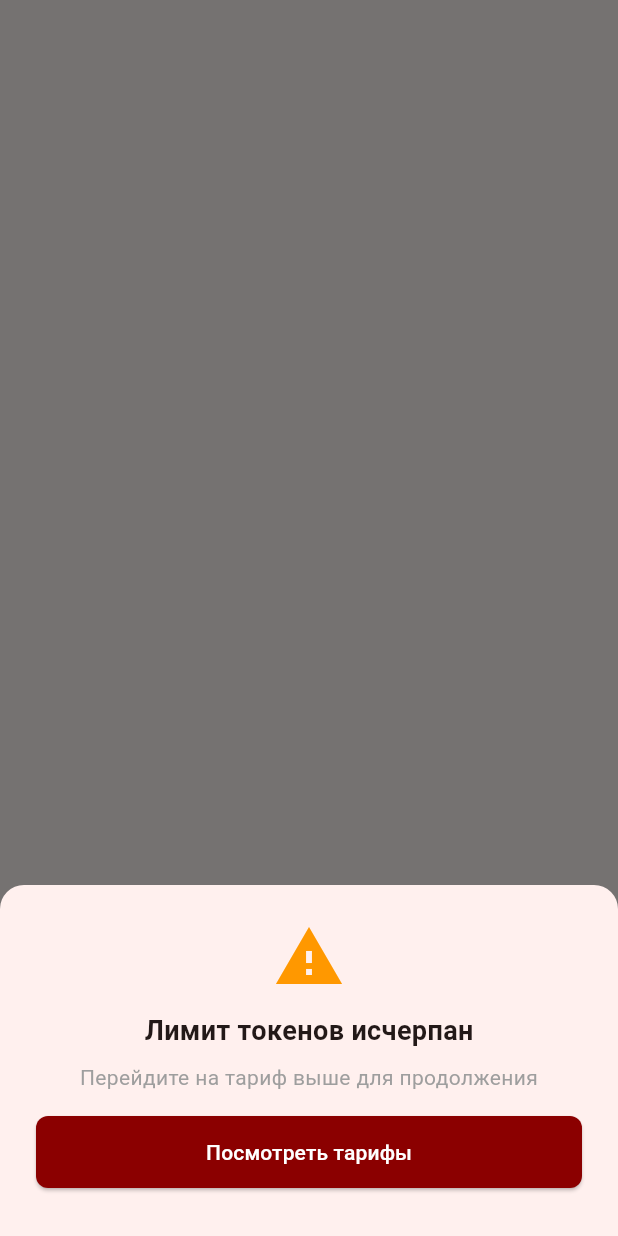
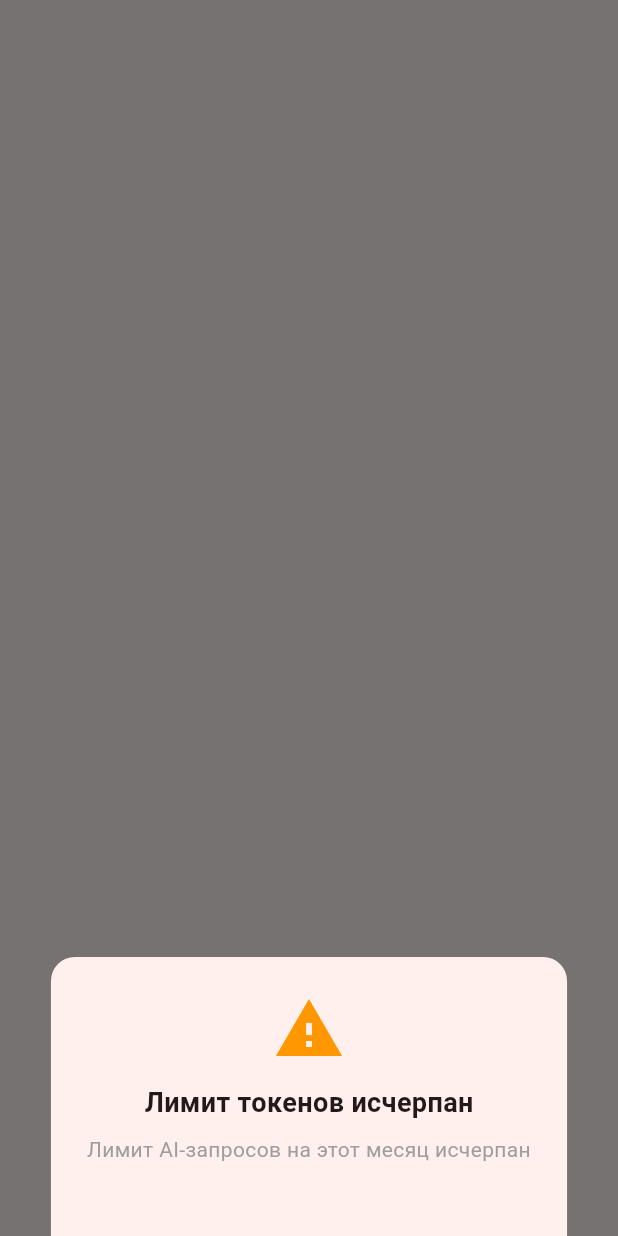
Before and after one commit to Mumladze-David13/trainer-app-flutter, a Flutter app: what showAiLimitBottomSheet() shows on an empty page, opened directly, on a phone screen of 412 x 824 dp. Run offline on Flutter 3.47's test engine with Material 3 defaults, Android fonts, the phone set to English and light mode, and no system bars; our stand-ins replace camera, dio, firebase_core, firebase_messaging, flutter_image_compress, flutter_local_notifications and 4 more; missing offline and left inert: flutter_web_auth_2, google_mlkit_pose_detection, record, video_thumbnail; accounts and stored records are empty; network calls fail.

Commit message:
Temporarily hide payment reminders during free testing
Role price hint (registration, role choice, settings) and AI-limit
'tariffs' buttons are hidden behind kShowPaymentPrompts.

Co-Authored-By: Claude Opus 5.5 <noreply@anthropic.com>

```diff
--- /dev/null
+++ b/lib/core/constants/feature_flags.dart
@@ -0,0 +1,6 @@
+// lib/core/constants/feature_flags.dart
+
+// Временно (бесплатный тест) скрываем всё, что напоминает об оплате:
+// цены ролей при регистрации/в настройках и кнопки «тарифы» у AI-лимита.
+// Вернуть — поставить true.
+const bool kShowPaymentPrompts = false;
--- a/lib/features/ai/ai_limit_bottom_sheet.dart
+++ b/lib/features/ai/ai_limit_bottom_sheet.dart
@@ -1,6 +1,7 @@
 // lib/features/ai/ai_limit_bottom_sheet.dart
 import 'package:flutter/material.dart';
 import 'ai_usage_screen.dart';
+import '../../core/constants/feature_flags.dart';
 
 /// Shown when an AI request comes back with 403 (monthly token limit reached).
 /// Mirrors the bottom sheet used by GenerateProgramScreen.
@@ -19,10 +20,13 @@ void showAiLimitBottomSheet(BuildContext context) {
           const Text('Лимит токенов исчерпан',
               style: TextStyle(fontSize: 18, fontWeight: FontWeight.bold)),
           const SizedBox(height: 8),
-          const Text('Перейдите на тариф выше для продолжения',
+          const Text(kShowPaymentPrompts
+              ? 'Перейдите на тариф выше для продолжения'
+              : 'Лимит AI-запросов на этот месяц исчерпан',
               textAlign: TextAlign.center,
               style: TextStyle(color: Colors.grey)),
           const SizedBox(height: 16),
+          if (kShowPaymentPrompts)
           ElevatedButton(
             onPressed: () {
               Navigator.pop(context);
--- a/lib/features/ai/ai_usage_screen.dart
+++ b/lib/features/ai/ai_usage_screen.dart
@@ -3,6 +3,7 @@ import 'package:flutter/material.dart';
 import 'package:intl/intl.dart';
 import 'package:provider/provider.dart';
 import '../../core/services/auth_provider.dart';
+import '../../core/constants/feature_flags.dart';
 
 class AiUsageScreen extends StatefulWidget {
   const AiUsageScreen({super.key});
@@ -192,6 +193,7 @@ class _AiUsageScreenState extends State<AiUsageScreen> {
           ),
         ),
 
+        if (kShowPaymentPrompts) ...[
         const SizedBox(height: 12),
 
         SizedBox(
@@ -204,6 +206,7 @@ class _AiUsageScreenState extends State<AiUsageScreen> {
                 backgroundColor: planColor, foregroundColor: Colors.white),
           ),
         ),
+        ],
 
         if (recentHistory.isNotEmpty) ...[
           const SizedBox(height: 16),
--- a/lib/features/ai/generate_program_screen.dart
+++ b/lib/features/ai/generate_program_screen.dart
@@ -6,6 +6,7 @@ import 'package:provider/provider.dart';
 import '../../core/services/auth_provider.dart';
 import 'ai_usage_screen.dart';
 import 'ai_error_text.dart';
+import '../../core/constants/feature_flags.dart';
 
 class GenerateProgramScreen extends StatefulWidget {
   final String clientId;
@@ -113,10 +114,13 @@ class _GenerateProgramScreenState extends State<GenerateProgramScreen> {
             const Text('Лимит токенов исчерпан',
                 style: TextStyle(fontSize: 18, fontWeight: FontWeight.bold)),
             const SizedBox(height: 8),
-            const Text('Перейдите на тариф выше для продолжения',
+            const Text(kShowPaymentPrompts
+                ? 'Перейдите на тариф выше для продолжения'
+                : 'Лимит AI-запросов на этот месяц исчерпан',
                 textAlign: TextAlign.center,
                 style: TextStyle(color: Colors.grey)),
             const SizedBox(height: 16),
+            if (kShowPaymentPrompts)
             ElevatedButton(
               onPressed: () {
                 Navigator.pop(context);
@@ -445,6 +449,7 @@ class _GenerateProgramScreenState extends State<GenerateProgramScreen> {
                                 style: TextStyle(
                                     fontWeight: FontWeight.bold,
                                     color: Colors.orange)),
+                            if (kShowPaymentPrompts)
                             TextButton(
                               onPressed: () => Navigator.push(
                                   context,
--- a/lib/features/auth/choose_role_screen.dart
+++ b/lib/features/auth/choose_role_screen.dart
@@ -4,6 +4,7 @@ import 'package:flutter/material.dart';
 import 'package:provider/provider.dart';
 import '../../core/services/auth_provider.dart';
 import '../dashboard/dashboard_screen.dart';
+import '../../core/constants/feature_flags.dart';
 
 class _RoleOption {
   final String value;
@@ -127,7 +128,7 @@ class _ChooseRoleScreenState extends State<ChooseRoleScreen> {
                           ),
                         )).toList(),
                       ),
-                      if (_selectedRole == 'TRAINER_CLIENT') ...[
+                      if (kShowPaymentPrompts && _selectedRole == 'TRAINER_CLIENT') ...[
                         const SizedBox(height: 8),
                         Container(
                           padding: const EdgeInsets.all(12),
--- a/lib/features/auth/register_screen.dart
+++ b/lib/features/auth/register_screen.dart
@@ -4,6 +4,7 @@ import 'package:flutter/material.dart';
 import 'package:provider/provider.dart';
 import '../../core/services/auth_provider.dart';
 import '../dashboard/dashboard_screen.dart';
+import '../../core/constants/feature_flags.dart';
 
 class _RoleOption {
   final String value;
@@ -192,7 +193,7 @@ class _RegisterScreenState extends State<RegisterScreen> {
                           ),
                         )).toList(),
                       ),
-                      if (_selectedRole == 'TRAINER_CLIENT') ...[
+                      if (kShowPaymentPrompts && _selectedRole == 'TRAINER_CLIENT') ...[
                         const SizedBox(height: 8),
                         Container(
                           padding: const EdgeInsets.all(12),
--- a/lib/features/settings/settings_screen.dart
+++ b/lib/features/settings/settings_screen.dart
@@ -7,6 +7,7 @@ import '../../core/widgets/app_scaffold.dart';
 import '../ai/ai_usage_screen.dart';
 import '../trainer/gyms/gyms_screen.dart';
 import '../subscription/subscription_screen.dart';
+import '../../core/constants/feature_flags.dart';
 
 // Оплата пока не принимается — вернуть true, когда подключим ЮKassa в проде
 const _showSubscription = false;
@@ -234,7 +235,7 @@ class _SettingsScreenState extends State<SettingsScreen> {
                       ),
                     )).toList(),
                   ),
-                  if (_selectedRole == 'TRAINER_CLIENT') ...[
+                  if (kShowPaymentPrompts && _selectedRole == 'TRAINER_CLIENT') ...[
                     const SizedBox(height: 8),
                     Container(
                       padding: const EdgeInsets.all(12),
```
